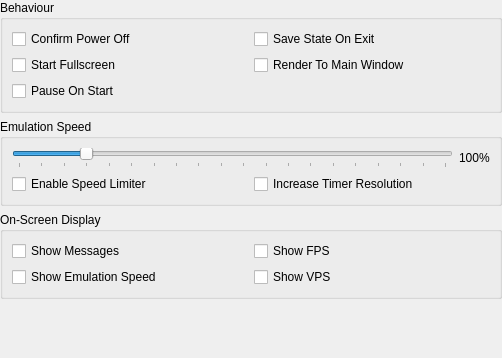
kofxi3584karlayang/duckstation, file src/duckstation-qt/generalsettingswidget.ui: the form before one commit.
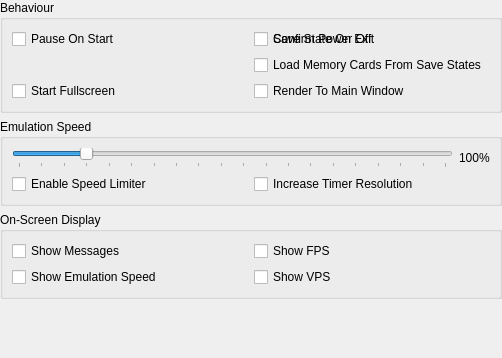
The form after the commit.

Commit message: System: Add option to disable loading memory cards from save states

```diff
--- a/src/duckstation-qt/generalsettingswidget.ui
+++ b/src/duckstation-qt/generalsettingswidget.ui
@@ -33,6 +33,13 @@
      </property>
      <layout class="QGridLayout" name="formLayout_4">
       <item row="0" column="0">
+       <widget class="QCheckBox" name="pauseOnStart">
+        <property name="text">
+         <string>Pause On Start</string>
+        </property>
+       </widget>
+      </item>
+      <item row="0" column="1">
        <widget class="QCheckBox" name="confirmPowerOff">
         <property name="text">
          <string>Confirm Power Off</string>
@@ -46,27 +53,27 @@
         </property>
        </widget>
       </item>
-      <item row="1" column="0">
+      <item row="1" column="1">
+       <widget class="QCheckBox" name="loadMemoryCardsFromSaveStates">
+        <property name="text">
+         <string>Load Memory Cards From Save States</string>
+        </property>
+       </widget>
+      </item>
+      <item row="2" column="0">
        <widget class="QCheckBox" name="startFullscreen">
         <property name="text">
          <string>Start Fullscreen</string>
         </property>
        </widget>
       </item>
-      <item row="1" column="1">
+      <item row="2" column="1">
        <widget class="QCheckBox" name="renderToMain">
         <property name="text">
          <string>Render To Main Window</string>
         </property>
        </widget>
       </item>
-      <item row="2" column="0">
-       <widget class="QCheckBox" name="pauseOnStart">
-        <property name="text">
-         <string>Pause On Start</string>
-        </property>
-       </widget>
-      </item>
      </layout>
     </widget>
    </item>
```
The commit also changes 6 other files.
